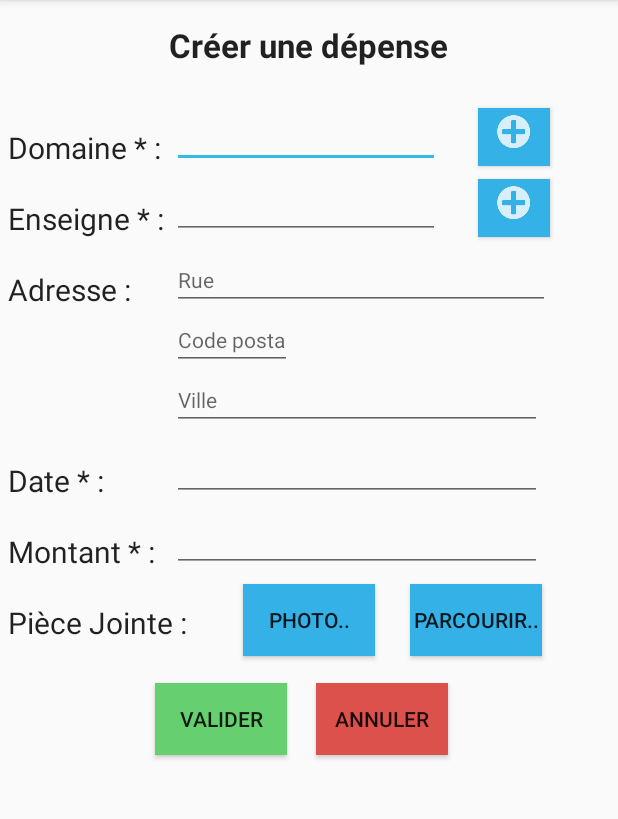
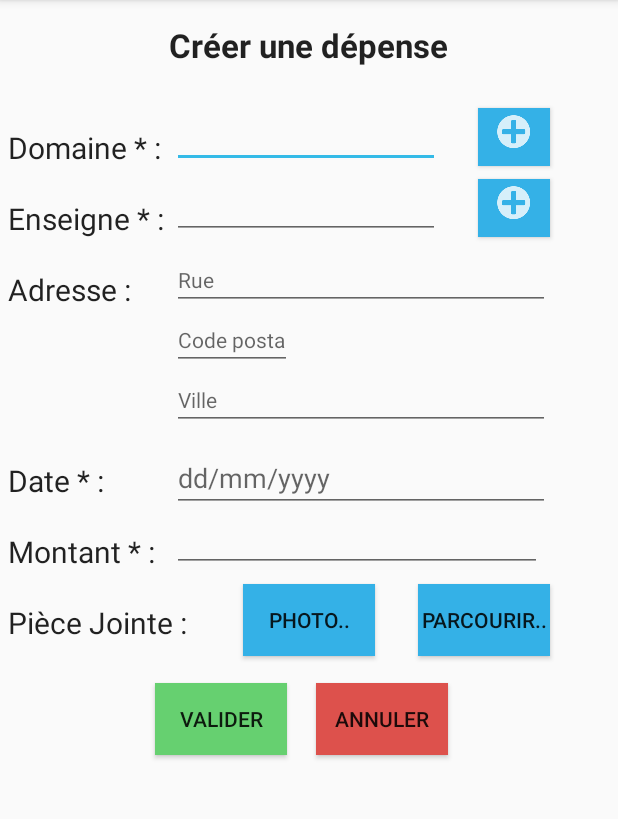
Before and after one commit to Keouf/FinancesNous, an Android app: the Depense_Activity screen opened directly, with no data from a screen before it, on a phone screen of 412 x 824 dp, the part 84-903 px from its top. Run offline under Robolectric (Android 15) with nearby library versions, the phone set to English and light mode, and no system bars; network calls fail.

Commit message:
ajout depense

```diff
--- a/app/src/main/res/layout/depense_item.xml
+++ b/app/src/main/res/layout/depense_item.xml
@@ -1,8 +1,7 @@
 <?xml version="1.0" encoding="utf-8"?>
 <LinearLayout xmlns:android="http://schemas.android.com/apk/res/android"
     android:layout_width="match_parent"
-    android:layout_height="match_parent"
-    android:background="#b2b2b2">
+    android:layout_height="match_parent">
     <TextView
         android:id="@+id/tvNom"
         android:layout_width="wrap_content"
--- a/app/src/main/res/layout/layout_depense.xml
+++ b/app/src/main/res/layout/layout_depense.xml
@@ -86,20 +86,8 @@
         android:id="@+id/textDate"
         android:textSize="20dp"
         android:layout_marginTop="20dp"
-        android:layout_below="@+id/editText8"
+        android:layout_below="@+id/editText_ville"
         android:layout_alignStart="@+id/textMontant" />
-
-    <EditText
-        android:layout_width="wrap_content"
-        android:layout_height="wrap_content"
-        android:id="@+id/editTextDate"
-        android:layout_alignBottom="@+id/textDate"
-        android:layout_marginRight="5dp"
-        android:layout_alignStart="@+id/editTextEnseigne"
-        android:textColor="#888888"
-        android:textSize="14dp"
-        android:inputType="date"
-        android:layout_alignEnd="@+id/button5" />
 
     <TextView
         android:layout_width="wrap_content"
@@ -189,7 +177,7 @@
     <EditText
         android:layout_width="wrap_content"
         android:layout_height="wrap_content"
-        android:id="@+id/editText6"
+        android:id="@+id/editText_rue"
         android:layout_alignBottom="@+id/textAdresse"
         android:layout_alignStart="@+id/editTextEnseigne"
         android:layout_alignEnd="@+id/button5"
@@ -202,24 +190,24 @@
         android:layout_height="wrap_content"
         android:inputType="number"
         android:ems="5"
-        android:id="@+id/editText7"
+        android:id="@+id/editText_codePostal"
         android:maxLength="5"
         android:hint="Code postal"
-        android:layout_below="@+id/editText6"
-        android:layout_alignStart="@+id/editText6"
+        android:layout_below="@+id/editText_rue"
+        android:layout_alignStart="@+id/editText_rue"
         android:textColor="#888888"
         android:textSize="14dp" />
 
     <EditText
         android:layout_width="wrap_content"
         android:layout_height="wrap_content"
-        android:id="@+id/editText8"
+        android:id="@+id/editText_ville"
         android:hint="Ville"
-        android:layout_below="@+id/editText7"
-        android:layout_alignStart="@+id/editText7"
-        android:layout_alignEnd="@+id/editTextDate"
+        android:layout_below="@+id/editText_codePostal"
+        android:layout_alignStart="@+id/editText_codePostal"
         android:textColor="#888888"
-        android:textSize="14dp" />
+        android:textSize="14dp"
+        android:layout_alignEnd="@+id/button5" />
 
     <Button
         android:layout_width="wrap_content"
@@ -238,6 +226,17 @@
         android:id="@+id/button6"
         android:background="#34b1e7"
         android:layout_alignTop="@+id/button3"
-        android:layout_alignEnd="@+id/editText8" />
+        android:layout_alignEnd="@+id/editText_ville" />
+
+    <EditText
+        android:layout_width="wrap_content"
+        android:layout_height="wrap_content"
+        android:inputType="date"
+        android:ems="10"
+        android:id="@+id/editText_date"
+        android:layout_above="@+id/editTextMontant"
+        android:layout_alignStart="@+id/editTextMontant"
+        android:layout_alignEnd="@+id/editText_ville"
+        android:hint="dd/mm/yyyy" />
 
 </RelativeLayout>
```
Also changed, not shown: app/src/main/java/com/example/pcportablevidjay/financesnous/Depense_Activity.java (+22 -6 lines), app/src/main/res/layout/layout_magasin.xml (+4 -4 lines).
